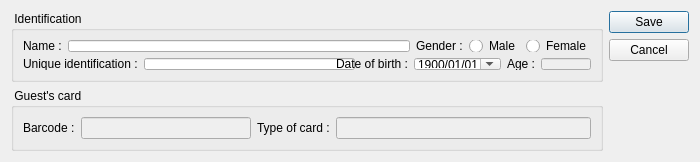
tbikfalvi/Belenus, file client/dlgguestedit.ui: the form before one commit.
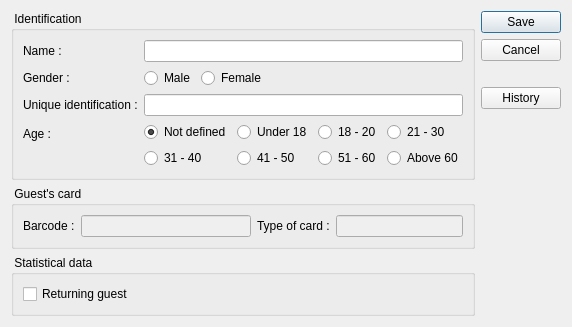
The form after the commit.

```diff
--- a/client/dlgguestedit.ui
+++ b/client/dlgguestedit.ui
@@ -6,60 +6,54 @@
    <rect>
     <x>0</x>
     <y>0</y>
-    <width>700</width>
-    <height>162</height>
+    <width>547</width>
+    <height>296</height>
    </rect>
   </property>
-  <property name="minimumSize">
-   <size>
-    <width>700</width>
-    <height>162</height>
-   </size>
-  </property>
   <property name="maximumSize">
    <size>
-    <width>700</width>
-    <height>162</height>
+    <width>16777215</width>
+    <height>16777215</height>
    </size>
   </property>
   <property name="windowTitle">
    <string>Dialog</string>
   </property>
-  <layout class="QHBoxLayout" name="horizontalLayout_3">
+  <layout class="QHBoxLayout" name="horizontalLayout_2">
    <item>
-    <layout class="QVBoxLayout" name="verticalLayout_2">
+    <layout class="QVBoxLayout" name="verticalLayout">
      <item>
       <widget class="QGroupBox" name="gbIdentification">
        <property name="title">
         <string> Identification </string>
        </property>
-       <layout class="QVBoxLayout" name="verticalLayout">
-        <item>
-         <layout class="QHBoxLayout" name="horizontalLayout_2">
-          <item>
-           <widget class="QLabel" name="lblName">
-            <property name="text">
-             <string>Name :</string>
-            </property>
-           </widget>
-          </item>
-          <item>
-           <widget class="QLineEdit" name="ledName">
-            <property name="minimumSize">
-             <size>
-              <width>340</width>
-              <height>0</height>
-             </size>
-            </property>
-           </widget>
-          </item>
-          <item>
-           <widget class="QLabel" name="lblGender">
-            <property name="text">
-             <string>Gender :</string>
-            </property>
-           </widget>
-          </item>
+       <layout class="QFormLayout" name="formLayout">
+        <item row="0" column="0">
+         <widget class="QLabel" name="lblName">
+          <property name="text">
+           <string>Name :</string>
+          </property>
+         </widget>
+        </item>
+        <item row="0" column="1">
+         <widget class="QLineEdit" name="ledName">
+          <property name="minimumSize">
+           <size>
+            <width>200</width>
+            <height>0</height>
+           </size>
+          </property>
+         </widget>
+        </item>
+        <item row="1" column="0">
+         <widget class="QLabel" name="lblGender">
+          <property name="text">
+           <string>Gender :</string>
+          </property>
+         </widget>
+        </item>
+        <item row="1" column="1">
+         <layout class="QHBoxLayout" name="horizontalLayout">
           <item>
            <widget class="QRadioButton" name="rbGenderMale">
             <property name="text">
@@ -74,87 +68,125 @@
             </property>
            </widget>
           </item>
-         </layout>
-        </item>
-        <item>
-         <layout class="QHBoxLayout" name="horizontalLayout">
           <item>
-           <widget class="QLabel" name="lblUniqueId">
-            <property name="text">
-             <string>Unique identification :</string>
+           <spacer name="horizontalSpacer">
+            <property name="orientation">
+             <enum>Qt::Horizontal</enum>
             </property>
-           </widget>
-          </item>
-          <item>
-           <widget class="QLineEdit" name="ledUniqueId">
-            <property name="minimumSize">
+            <property name="sizeHint" stdset="0">
              <size>
-              <width>211</width>
-              <height>0</height>
+              <width>40</width>
+              <height>20</height>
              </size>
             </property>
-            <property name="maxLength">
-             <number>100</number>
-            </property>
-           </widget>
+           </spacer>
           </item>
-          <item>
-           <widget class="QLabel" name="lblDateBirth">
+         </layout>
+        </item>
+        <item row="2" column="0">
+         <widget class="QLabel" name="lblUniqueId">
+          <property name="text">
+           <string>Unique identification :</string>
+          </property>
+         </widget>
+        </item>
+        <item row="2" column="1">
+         <widget class="QLineEdit" name="ledUniqueId">
+          <property name="minimumSize">
+           <size>
+            <width>211</width>
+            <height>0</height>
+           </size>
+          </property>
+          <property name="maxLength">
+           <number>100</number>
+          </property>
+         </widget>
+        </item>
+        <item row="3" column="0">
+         <widget class="QLabel" name="lblAge">
+          <property name="text">
+           <string>Age :</string>
+          </property>
+         </widget>
+        </item>
+        <item row="3" column="1">
+         <layout class="QGridLayout" name="gridLayout">
+          <item row="0" column="0">
+           <widget class="QRadioButton" name="rbAge0">
             <property name="text">
-             <string>Date of birth :</string>
+             <string>Not defined</string>
             </property>
-           </widget>
-          </item>
-          <item>
-           <widget class="QDateEdit" name="deDateBirth">
-            <property name="dateTime">
-             <datetime>
-              <hour>0</hour>
-              <minute>0</minute>
-              <second>0</second>
-              <year>1900</year>
-              <month>1</month>
-              <day>1</day>
-             </datetime>
-            </property>
-            <property name="displayFormat">
-             <string>yyyy/MM/dd</string>
-            </property>
-            <property name="calendarPopup">
+            <property name="checked">
              <bool>true</bool>
             </property>
            </widget>
           </item>
-          <item>
-           <widget class="QLabel" name="lblAge">
+          <item row="0" column="1">
+           <widget class="QRadioButton" name="rbAge1">
             <property name="text">
-             <string>Age :</string>
+             <string>Under 18</string>
             </property>
            </widget>
           </item>
-          <item>
-           <widget class="QLineEdit" name="ledAge">
-            <property name="enabled">
-             <bool>false</bool>
+          <item row="0" column="2">
+           <widget class="QRadioButton" name="rbAge2">
+            <property name="text">
+             <string>18 - 20</string>
             </property>
-            <property name="sizePolicy">
-             <sizepolicy hsizetype="Fixed" vsizetype="Fixed">
-              <horstretch>0</horstretch>
-              <verstretch>0</verstretch>
-             </sizepolicy>
+            <attribute name="buttonGroup">
+             <string>buttonGroup</string>
+            </attribute>
+           </widget>
+          </item>
+          <item row="0" column="3">
+           <widget class="QRadioButton" name="rbAge3">
+            <property name="text">
+             <string>21 - 30</string>
             </property>
-            <property name="minimumSize">
-             <size>
-              <width>50</width>
-              <height>0</height>
-             </size>
+            <attribute name="buttonGroup">
+             <string>buttonGroup</string>
+            </attribute>
+           </widget>
+          </item>
+          <item row="1" column="0">
+           <widget class="QRadioButton" name="rbAge4">
+            <property name="text">
+             <string>31 - 40</string>
             </property>
-            <property name="maximumSize">
-             <size>
-              <width>50</width>
-              <height>16777215</height>
-             </size>
+            <attribute name="buttonGroup">
+             <string>buttonGroup</string>
+            </attribute>
+           </widget>
+          </item>
+          <item row="1" column="1">
+           <widget class="QRadioButton" name="rbAge5">
+            <property name="text">
+             <string>41 - 50</string>
             </property>
+            <attribute name="buttonGroup">
+             <string>buttonGroup</string>
+            </attribute>
+           </widget>
+          </item>
+          <item row="1" column="2">
+           <widget class="QRadioButton" name="rbAge6">
+            <property name="text">
+             <string>51 - 60</string>
+            </property>
+            <attribute name="buttonGroup">
+             <string>buttonGroup</string>
+            </attribute>
+           </widget>
+          </item>
+          <item row="1" column="3">
+           <widget class="QRadioButton" name="rbAge7">
+            <property name="text">
+             <string>Above 60</string>
+            </property>
+            <attribute name="buttonGroup">
+             <string>buttonGroup</string>
+            </attribute>
            </widget>
           </item>
          </layout>
@@ -217,6 +249,35 @@
        </layout>
       </widget>
      </item>
+     <item>
+      <widget class="QGroupBox" name="gbStatistics">
+       <property name="title">
+        <string> Statistical data </string>
+       </property>
+       <layout class="QVBoxLayout" name="verticalLayout_4">
+        <item>
+         <widget class="QCheckBox" name="chkReturning">
+          <property name="text">
+           <string>Returning guest</string>
+          </property>
+         </widget>
+        </item>
+       </layout>
+      </widget>
+     </item>
+     <item>
+      <spacer name="verticalSpacer">
+       <property name="orientation">
+        <enum>Qt::Vertical</enum>
+       </property>
+       <property name="sizeHint" stdset="0">
+        <size>
+         <width>20</width>
+         <height>40</height>
+        </size>
+       </property>
+      </spacer>
+     </item>
     </layout>
    </item>
    <item>
@@ -252,10 +313,39 @@
        <property name="orientation">
         <enum>Qt::Vertical</enum>
        </property>
+       <property name="sizeType">
+        <enum>QSizePolicy::Fixed</enum>
+       </property>
        <property name="sizeHint" stdset="0">
         <size>
          <width>20</width>
-         <height>18</height>
+         <height>20</height>
+        </size>
+       </property>
+      </spacer>
+     </item>
+     <item>
+      <widget class="QPushButton" name="pbHistory">
+       <property name="text">
+        <string>History</string>
+       </property>
+       <property name="iconSize">
+        <size>
+         <width>20</width>
+         <height>20</height>
+        </size>
+       </property>
+      </widget>
+     </item>
+     <item>
+      <spacer name="verticalSpacer_3">
+       <property name="orientation">
+        <enum>Qt::Vertical</enum>
+       </property>
+       <property name="sizeHint" stdset="0">
+        <size>
+         <width>20</width>
+         <height>40</height>
         </size>
        </property>
       </spacer>
```
Left out of the diff: 9 changed lines with no effect on the pictures.
